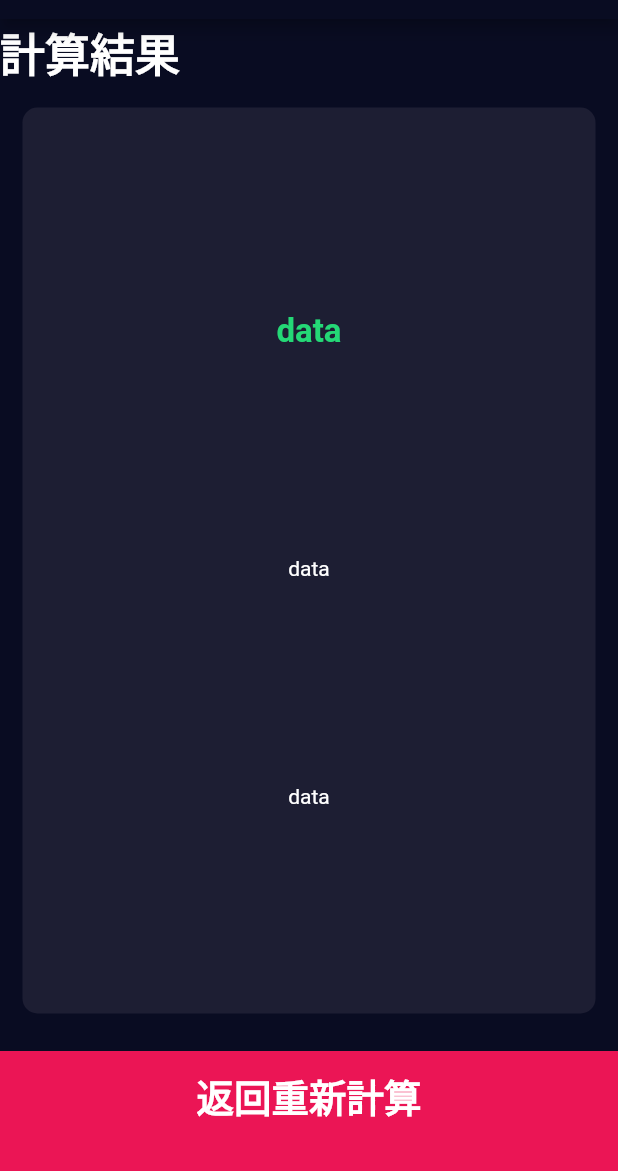
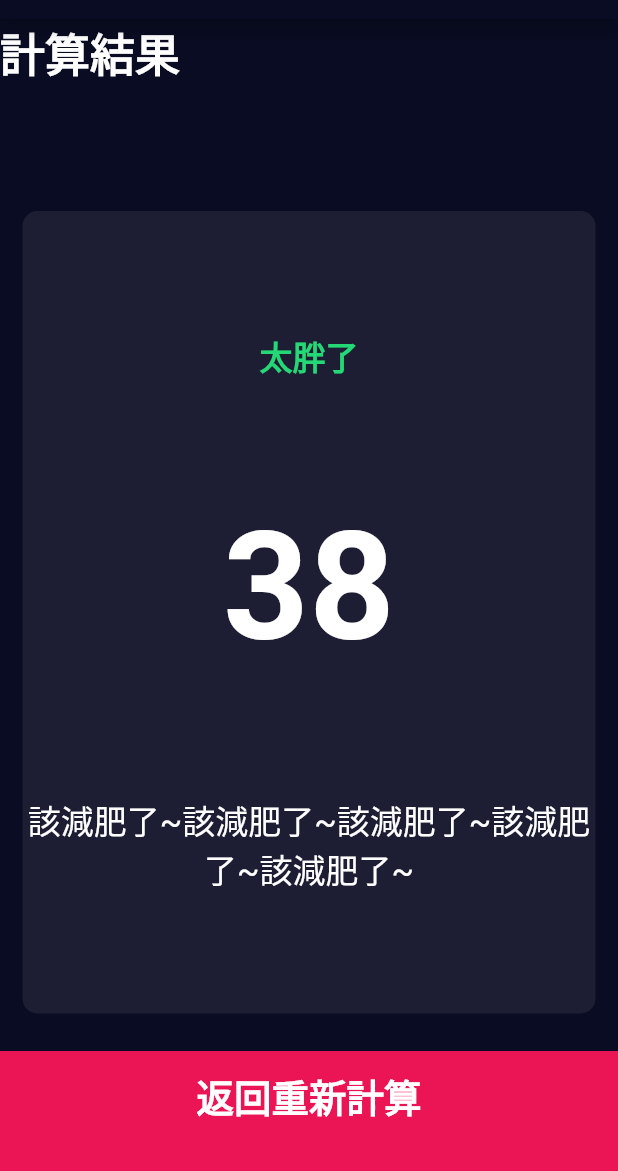
Before and after one commit to yusheng593/BMICalculator, a Flutter app: the ResultsPage screen opened directly, on a phone screen of 412 x 824 dp, the part 65-1236 px from its top. Run offline on Flutter 3.47's test engine with Material 2 defaults, Android fonts, the phone set to English and light mode, and no system bars; our stand-ins replace font_awesome_flutter.

Commit message:
resultsPage Navigator.pop(context);

```diff
--- a/lib/constants.dart
+++ b/lib/constants.dart
@@ -7,6 +7,7 @@ const kFemaleLabel = '女';
 const kUserHeightLabel = '身高';
 const kCentimeterLabel = '公分';
 const kBottomContainerText = '開始計算';
+const kBottomButtonText = '返回重新計算';
 const kBottomContainerHeight = 80.0;
 const kSliderMax = 200.0;
 const kSliderMin = 100.0;
@@ -26,6 +27,8 @@ const kLargeButtonTextStyle =
 const kTittleTextStyle = TextStyle(fontSize: 30.0, fontWeight: FontWeight.bold);
 const kResultTextStyle = TextStyle(
     color: Color(0xFF24D876), fontSize: 22.0, fontWeight: FontWeight.bold);
+const kBMITextStyle = TextStyle(fontSize: 100.0, fontWeight: FontWeight.bold);
+const kBodyTextStyle = TextStyle(fontSize: 22.0);
 
 const kLabelTextStyle = TextStyle(
   fontSize: 20.0,
--- a/lib/input_page.dart
+++ b/lib/input_page.dart
@@ -211,25 +211,44 @@ class InputPageState extends State<InputPage> {
               ],
             ),
           ),
-          GestureDetector(
+          BottomButton(
+            buttonText: kBottomContainerText,
             onTap: () {
               Navigator.push(context,
                   MaterialPageRoute(builder: (context) => ResultsPage()));
             },
+          )
+        ],
+      ),
+    );
+  }
+}
+
+class BottomButton extends StatelessWidget {
+  const BottomButton({
+    Key? key,
+    required this.buttonText,
+    required this.onTap,
+  }) : super(key: key);
+
+  final String buttonText;
+  final VoidCallback onTap;
+
+  @override
+  Widget build(BuildContext context) {
+    return GestureDetector(
+      onTap: onTap,
       child: Container(
         color: kBottomContainerColor,
         height: kBottomContainerHeight,
         width: double.infinity,
         margin: const EdgeInsets.only(top: 10.0),
         padding: const EdgeInsets.only(bottom: 20.0),
-              child: const Center(
+        child: Center(
             child: Text(
-                kBottomContainerText,
+          buttonText,
           style: kLargeButtonTextStyle,
         )),
-            ),
-          )
-        ],
       ),
     );
   }
--- a/lib/results_page.dart
+++ b/lib/results_page.dart
@@ -1,4 +1,5 @@
 import 'package:bmi_calculator/constants.dart';
+import 'package:bmi_calculator/input_page.dart';
 import 'package:bmi_calculator/reusable_card.dart';
 import 'package:flutter/material.dart';
 
@@ -14,11 +15,16 @@ class ResultsPage extends StatelessWidget {
       body: Column(
         crossAxisAlignment: CrossAxisAlignment.stretch,
         children: [
-          Text(
-            '計算結果',
-            style: kTittleTextStyle,
+          Expanded(
+            child: Container(
+              child: Text(
+                '計算結果',
+                style: kTittleTextStyle,
+              ),
+            ),
           ),
           Expanded(
+            flex: 5,
             child: ReusableCard(
               backgroundColor: kActiveCardColor,
               cardChild: Column(
@@ -26,32 +32,27 @@ class ResultsPage extends StatelessWidget {
                 crossAxisAlignment: CrossAxisAlignment.center,
                 children: [
                   Text(
-                    'data',
+                    '太胖了',
                     style: kResultTextStyle,
                   ),
-                  Text('data'),
-                  Text('data'),
+                  Text(
+                    '38',
+                    style: kBMITextStyle,
+                  ),
+                  Text(
+                    '該減肥了~該減肥了~該減肥了~該減肥了~該減肥了~',
+                    style: kBodyTextStyle,
+                    textAlign: TextAlign.center,
+                  ),
                 ],
               ),
             ),
           ),
-          GestureDetector(
+          BottomButton(
+            buttonText: kBottomButtonText,
             onTap: () {
               Navigator.pop(context);
             },
-            child: Container(
-              color: kBottomContainerColor,
-              height: kBottomContainerHeight,
-              width: double.infinity,
-              margin: EdgeInsets.only(top: 10.0),
-              padding: EdgeInsets.only(bottom: 20.0),
-              child: Center(
-                child: Text(
-                  '返回重新計算',
-                  style: kLargeButtonTextStyle,
-                ),
-              ),
-            ),
           )
         ],
       ),
```
Also changed, not shown: 2 other files. Lines whose indentation alone changed are shown as unchanged.
